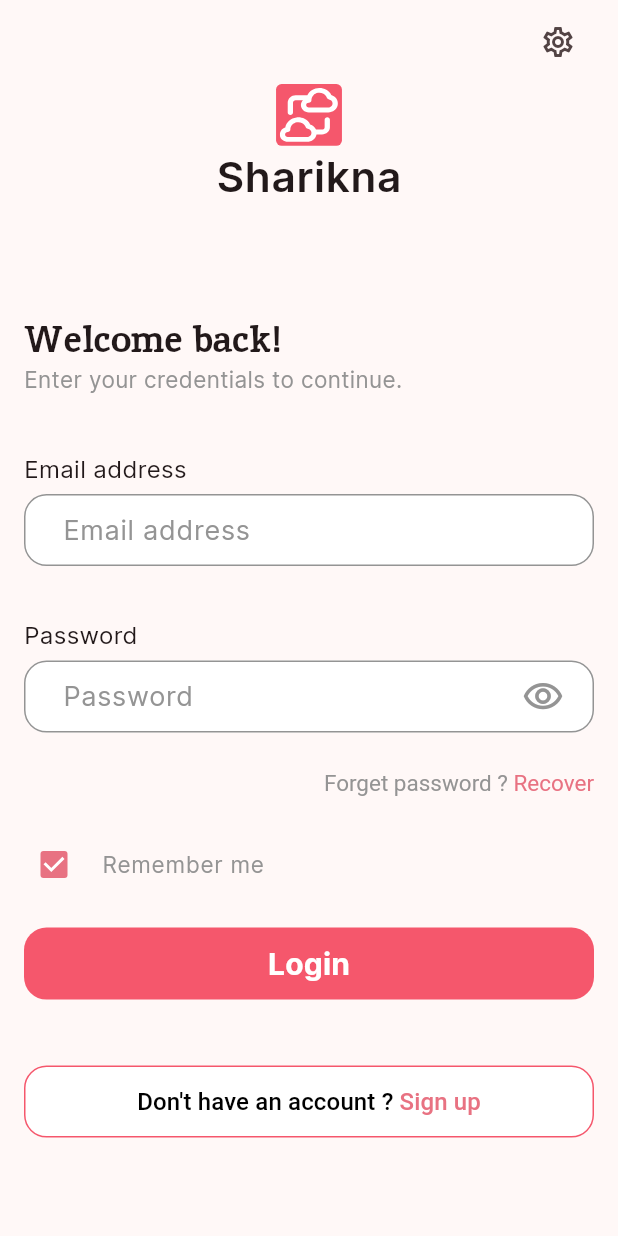
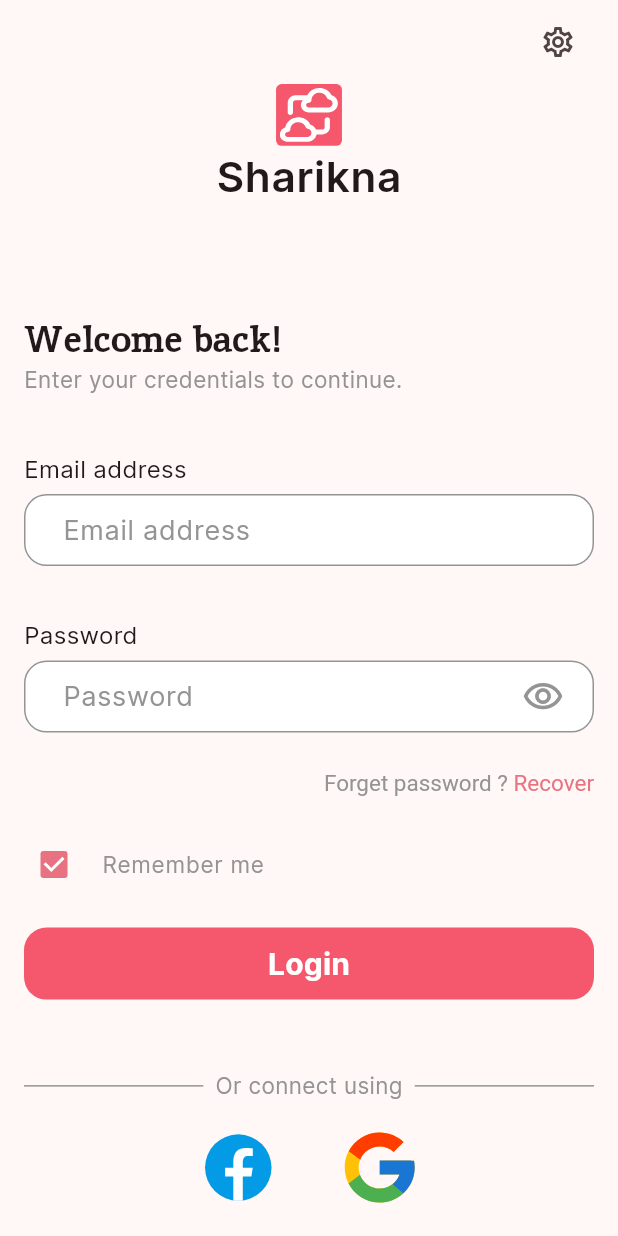
Before and after one commit to elshoram974/Data-sharing-and-organizing, a Flutter app: the screen it shows after launch, on a phone screen of 412 x 824 dp. Run offline on Flutter 3.47's test engine with Material 3 defaults, Android fonts, the phone set to English and light mode, and no system bars; our stand-ins replace equatable, firebase_core, firebase_messaging, flutter_bloc, flutter_easyloading, flutter_svg and 5 more; accounts and stored records are empty; project files that could hold a hidden picture were left out.

Commit message:
login with social ui

```diff
--- /dev/null
+++ b/lib/core/shared/my_title_divider.dart
@@ -0,0 +1,22 @@
+import 'package:data_sharing_organizing/core/utils/extension/padding_ex.dart';
+import 'package:flutter/material.dart';
+
+import '../utils/constants/app_constants.dart';
+import '../utils/styles.dart';
+
+class MyTitleDivider extends StatelessWidget {
+  const MyTitleDivider({super.key, required this.title});
+
+  final String title;
+
+  @override
+  Widget build(BuildContext context) {
+    return Row(
+      children: [
+        Expanded(child: Divider(color: AppStyle.styleRegular15.color)),
+        Text(title, style: AppStyle.styleRegular15).horizontalPadding(AppConst.defaultPadding / 2),
+        Expanded(child: Divider(color: AppStyle.styleRegular15.color)),
+      ],
+    );
+  }
+}
--- a/lib/core/utils/config/locale/l10n/intl_ar.arb
+++ b/lib/core/utils/config/locale/l10n/intl_ar.arb
@@ -66,5 +66,6 @@
     "stayHere": "ابق هنا",
     "uHaveToVerifyAccountFirst": "يجب التحقق من حسابك أولاً",
     "verifyIt": "تحقق منه",
-    "areYouSureYouWantToReturnBack": "هل أنت متأكد أنك تريد العودة؟"
+    "areYouSureYouWantToReturnBack": "هل أنت متأكد أنك تريد العودة؟",
+    "orConnectUsing": "أو قم بتسجيل الدخول باستخدام"
 }
--- a/lib/core/utils/config/locale/l10n/intl_en.arb
+++ b/lib/core/utils/config/locale/l10n/intl_en.arb
@@ -66,5 +66,6 @@
     "stayHere": "Stay here",
     "uHaveToVerifyAccountFirst": "You have to verify your account first",
     "verifyIt": "Verify it",
-    "areYouSureYouWantToReturnBack": "Are you sure you want to return back"
+    "areYouSureYouWantToReturnBack": "Are you sure you want to return back",
+    "orConnectUsing": "Or connect using"
 }
--- /dev/null
+++ b/lib/features/auth/presentation/cubit/login_cubit/login_provider_view_model.dart
@@ -0,0 +1,14 @@
+import 'package:data_sharing_organizing/core/utils/constants/app_assets.dart';
+
+final class LoginProvidersViewModel {
+  final String assetName;
+  final void Function()? onTap;
+
+  LoginProvidersViewModel({required this.assetName, required this.onTap});
+
+
+  static List<LoginProvidersViewModel> providers = [
+    LoginProvidersViewModel(assetName: AppAssets.facebookLogo, onTap: () {}),
+    LoginProvidersViewModel(assetName: AppAssets.googleLogo, onTap: () {}),
+  ];
+}
--- a/lib/features/auth/presentation/widgets/login/login_buttons/login_buttons.dart
+++ b/lib/features/auth/presentation/widgets/login/login_buttons/login_buttons.dart
@@ -7,6 +7,7 @@ import '../recover_account_widget.dart';
 import '../remember_me_widget.dart';
 import 'login_button.dart';
 import 'login_outlined_button.dart';
+import 'social_auth_widgets/social_authentication.dart';
 
 class LoginButtons extends StatelessWidget {
   const LoginButtons({super.key});
@@ -20,6 +21,7 @@ class LoginButtons extends StatelessWidget {
         const SizedBox(height: 25),
         const RememberMeWidget(),
         const LoginButton(),
+        const SocialAuthentication(),
         LoginOutlinedButton(
           activeText: S.of(context).signUp,
           text: S.of(context).doNotHaveAnAccount,
--- /dev/null
+++ b/lib/features/auth/presentation/widgets/login/login_buttons/social_auth_widgets/providers_buttons.dart
@@ -0,0 +1,32 @@
+import 'package:flutter/material.dart';
+import 'package:flutter_svg/flutter_svg.dart';
+
+import '../../../../cubit/login_cubit/login_provider_view_model.dart';
+
+class ProvidersButtons extends StatelessWidget {
+  const ProvidersButtons({super.key});
+
+  @override
+  Widget build(BuildContext context) {
+    return Row(
+      children: [
+        const Expanded(flex: 5, child: SizedBox()),
+        for (LoginProvidersViewModel e in LoginProvidersViewModel.providers) ...[
+          const Expanded(child: SizedBox()),
+          InkWell(
+            onTap: e.onTap,
+            child: SizedBox.square(
+              dimension: 56,
+              child: SvgPicture.asset(
+                e.assetName,
+                fit: BoxFit.cover,
+              ),
+            ),
+          ),
+          const Expanded(child: SizedBox()),
+        ],
+        const Expanded(flex: 5, child: SizedBox()),
+      ],
+    );
+  }
+}
--- /dev/null
+++ b/lib/features/auth/presentation/widgets/login/login_buttons/social_auth_widgets/social_authentication.dart
@@ -0,0 +1,22 @@
+import 'package:data_sharing_organizing/core/shared/my_title_divider.dart';
+import 'package:data_sharing_organizing/core/utils/config/locale/generated/l10n.dart';
+import 'package:data_sharing_organizing/core/utils/constants/app_constants.dart';
+import 'package:data_sharing_organizing/core/utils/extension/padding_ex.dart';
+import 'package:flutter/material.dart';
+
+import 'providers_buttons.dart';
+
+class SocialAuthentication extends StatelessWidget {
+  const SocialAuthentication({super.key});
+
+  @override
+  Widget build(BuildContext context) {
+    return Column(
+      crossAxisAlignment: CrossAxisAlignment.stretch,
+      children: [
+        MyTitleDivider(title: S.of(context).orConnectUsing).bottomPadding(AppConst.defaultPadding),
+        const ProvidersButtons()
+      ],
+    ).verticalPadding(25);
+  }
+}
```
Also changed, not shown: assets/images/facebook_logo.svg, assets/images/google_logo.svg, lib/core/utils/config/locale/generated/intl/messages_ar.dart, lib/core/utils/config/locale/generated/intl/messages_en.dart, lib/core/utils/config/locale/generated/l10n.dart.
